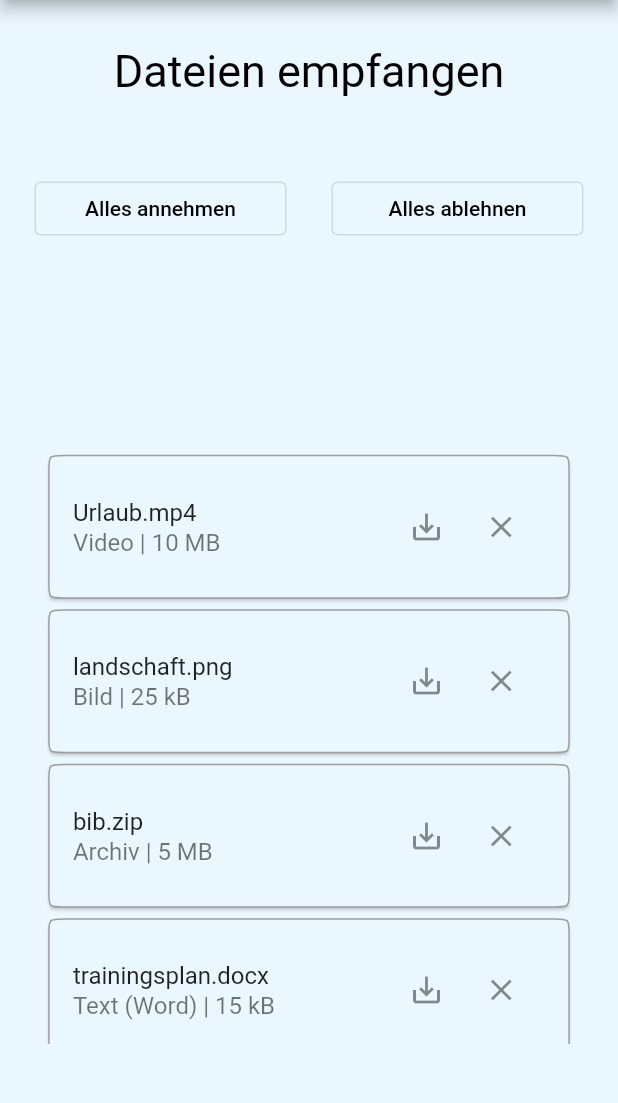
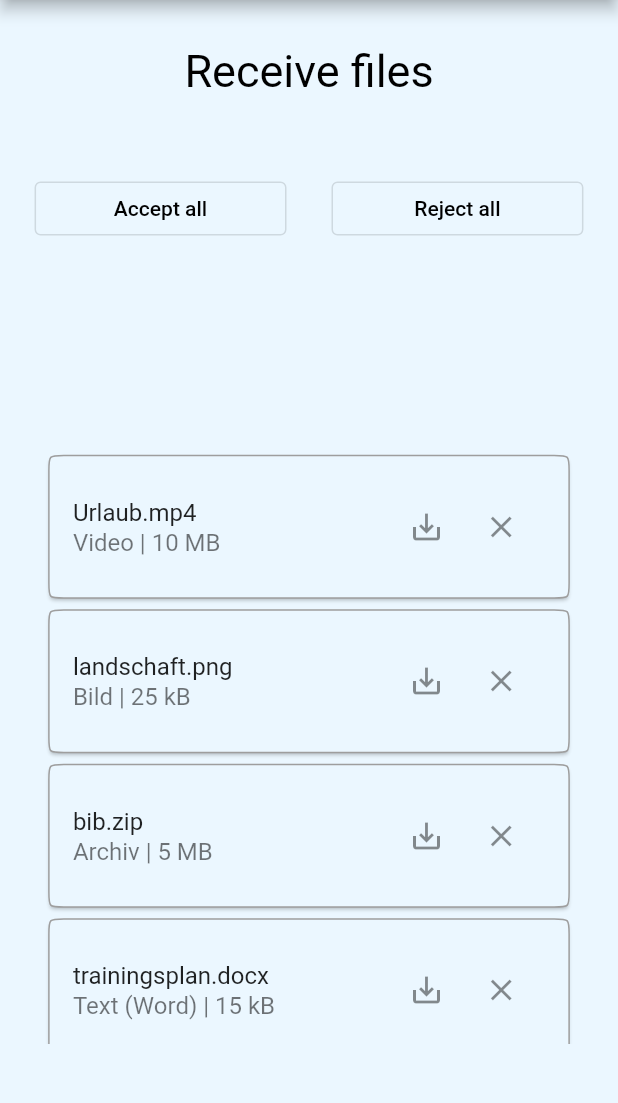
Before and after one commit to szettl135/share2desktop, a Flutter app: the ReceiveFiles screen opened directly, on a phone screen of 412 x 824 dp, the part 84-1187 px from its top. Run offline on Flutter 3.47's test engine with Material 2 defaults, Android fonts, the phone set to English and light mode, and no system bars; drawn by our look-alikes of auto_size_text; our stand-ins replace adaptive_theme, device_info_plus, qr_flutter; missing offline and left inert: platform_device_id; generated files the repository leaves out were written again; Roboto replaces fonts that are missing (Arial).

Commit message:
receivesFiles localization

```diff
--- a/lib/receiveFiles.dart
+++ b/lib/receiveFiles.dart
@@ -1,5 +1,6 @@
 import 'package:auto_size_text/auto_size_text.dart';
 import 'package:flutter/material.dart';
+import 'package:flutter_gen/gen_l10n/app_localizations.dart';
 
 class ReceiveFiles extends StatefulWidget {
   const ReceiveFiles({Key? key}) : super(key: key);
@@ -35,18 +36,18 @@ final titel = [
           Container(
               width: MediaQuery.of(context).size.width * 0.9,
               padding: EdgeInsets.only(top: 30),
-              child: AutoSizeText("Dateien empfangen",
+              child: AutoSizeText(AppLocalizations.of(context)!.receiveFiles,
                   style: Theme.of(context).textTheme.headline4, textAlign: TextAlign.center, maxLines: 1, presetFontSizes: [30, 15, 5])),
           SizedBox(height: 50),
           Row(
             mainAxisAlignment: MainAxisAlignment.center,
             children: [
               OutlinedButton(
-                  child: Container(width: MediaQuery.of(context).size.width * 0.33, child: AutoSizeText("Alles annehmen", textAlign: TextAlign.center, maxLines: 1, minFontSize: 5, maxFontSize: 25, stepGranularity: 1,overflow: TextOverflow.ellipsis)),
+                  child: Container(width: MediaQuery.of(context).size.width * 0.33, child: AutoSizeText(AppLocalizations.of(context)!.acceptAll, textAlign: TextAlign.center, maxLines: 1, minFontSize: 5, maxFontSize: 25, stepGranularity: 1,overflow: TextOverflow.ellipsis)),
                   onPressed: () => {print("alles annehmen")}),
               SizedBox(width: 30),
               OutlinedButton(
-                  child: Container(width: MediaQuery.of(context).size.width * 0.33, child: AutoSizeText("Alles ablehnen", textAlign: TextAlign.center, maxLines: 1, minFontSize: 5, maxFontSize: 25, stepGranularity: 1,overflow: TextOverflow.ellipsis)),
+                  child: Container(width: MediaQuery.of(context).size.width * 0.33, child: AutoSizeText(AppLocalizations.of(context)!.rejectAll, textAlign: TextAlign.center, maxLines: 1, minFontSize: 5, maxFontSize: 25, stepGranularity: 1,overflow: TextOverflow.ellipsis)),
                   onPressed: () => {print("ablehnen")})
             ],
           ),
```
